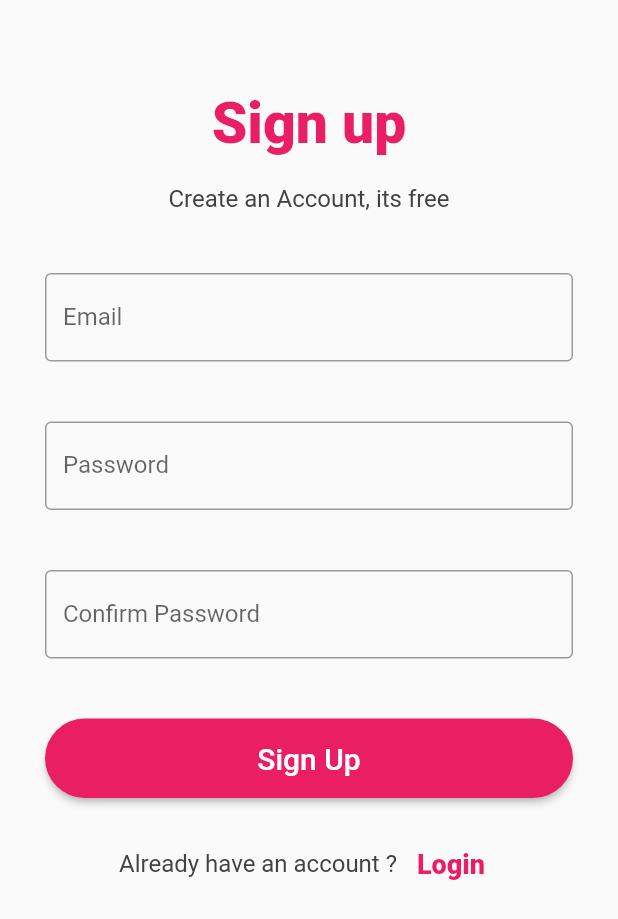
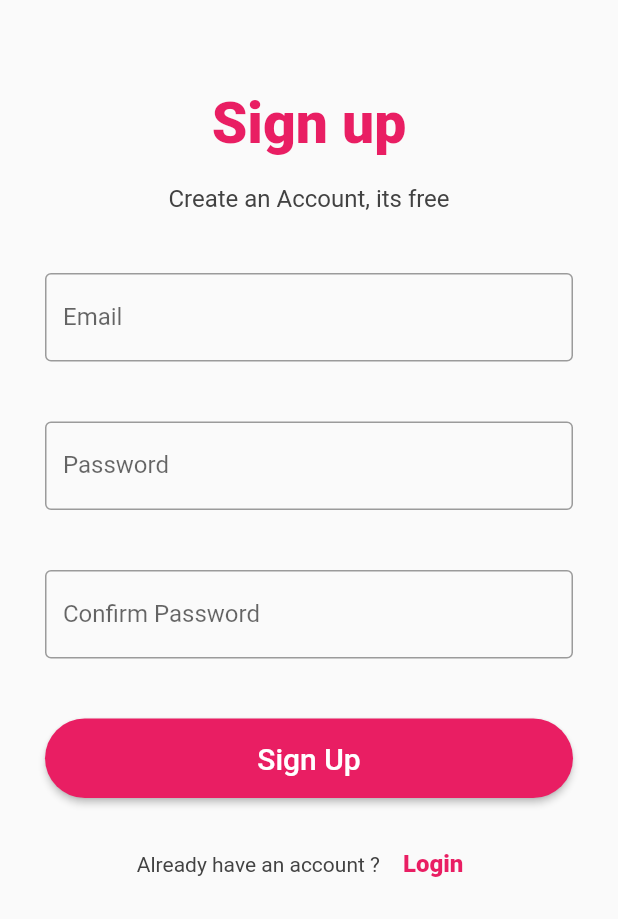
Before and after one commit to Rahul-Sharma-Github/Login_Registration_Form, a Flutter app: the screen it shows after launch, after a tap on an icon or button, on a phone screen of 412 x 824 dp. Shown: the top 919 px of the screen. Run offline on Flutter 3.47's test engine with Material 2 defaults, Android fonts, the phone set to English and light mode, and no system bars; our stand-ins replace go_router.

Commit message:
some changes

```diff
--- a/lib/pages/login_page.dart
+++ b/lib/pages/login_page.dart
@@ -113,7 +113,7 @@ class _LoginPageState extends State<LoginPage> {
                   onPressed: () => context.go('/signup'),
                   child: const Text(
                     'Not a Member ?  Sign Up Now !',
-                    style: TextStyle(fontSize: 17),
+                    style: TextStyle(fontSize: 16),
                   ),
                 ),
               ),
--- a/lib/pages/signup_page.dart
+++ b/lib/pages/signup_page.dart
@@ -108,7 +108,7 @@ class _RegistrationAppState extends State<RegistrationApp> {
                   Text(
                     'Already have an account ? ',
                     style: TextStyle(
-                      fontSize: 16,
+                      fontSize: 14,
                       color: Colors.grey[800],
                     ),
                   ),
@@ -117,7 +117,7 @@ class _RegistrationAppState extends State<RegistrationApp> {
                     child: const Text(
                       'Login',
                       style: TextStyle(
-                        fontSize: 18,
+                        fontSize: 16,
                         fontWeight: FontWeight.w800,
                       ),
                     ),
```
